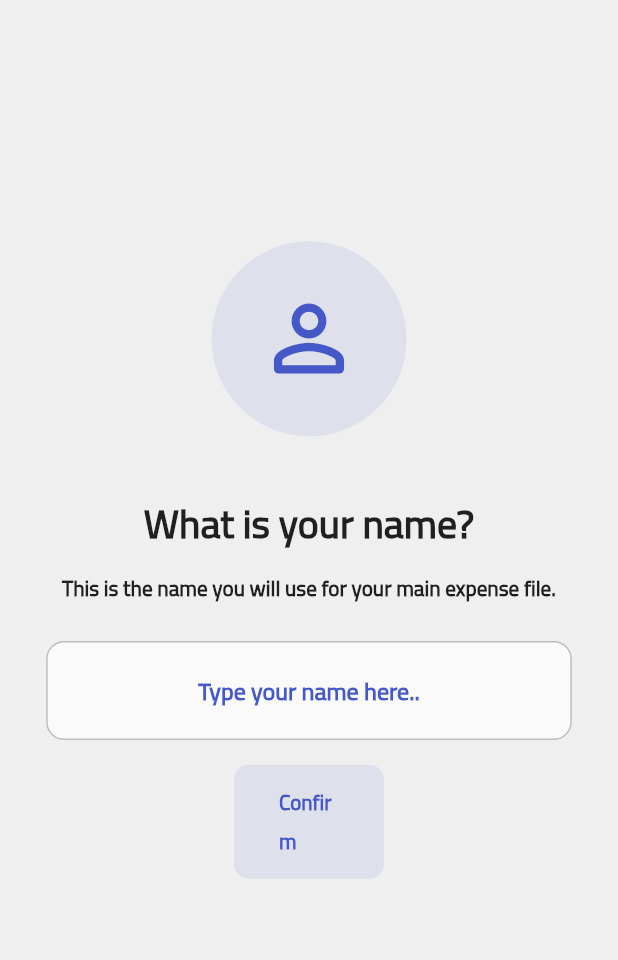
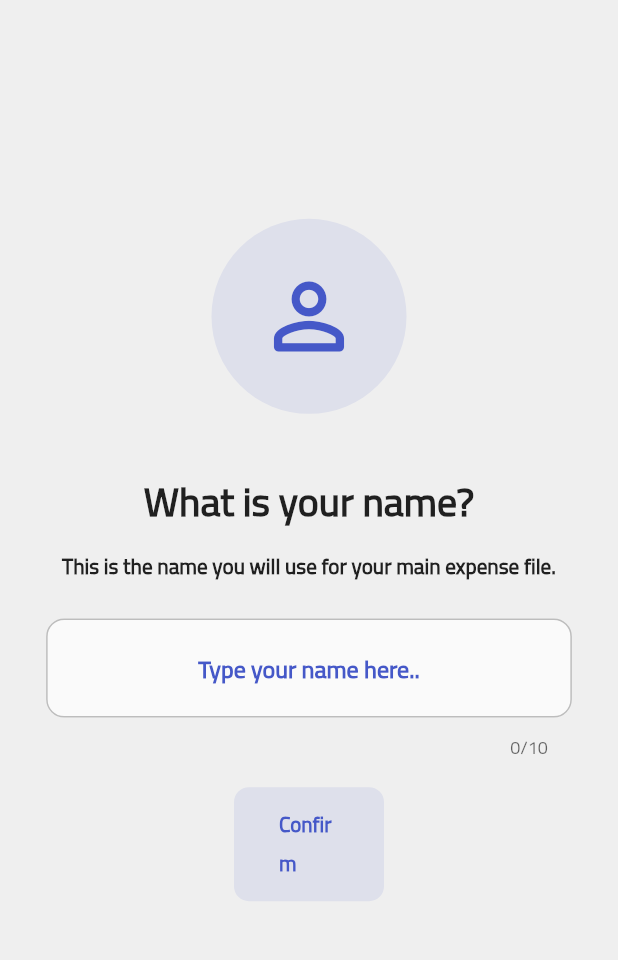
Before and after one commit to bavlysafwatt/Spendly, a Flutter app: the screen it shows after launch, on a phone screen of 412 x 824 dp, the part 67-1027 px from its top. Run offline on Flutter 3.47's test engine with Material 3 defaults, Android fonts, the light colour scheme and no system bars; drawn by our look-alikes of overlay_support; our stand-ins replace bloc, flutter_bloc, flutter_slidable, font_awesome_flutter, get_it, hive and 2 more; accounts and stored records are empty.

Commit message:
adding delete profile feature

```diff
--- a/lib/core/widgets/add_profile_dialog.dart
+++ b/lib/core/widgets/add_profile_dialog.dart
@@ -32,7 +32,8 @@ class AddProfileDialog extends StatelessWidget {
             ),
           ),
           SizedBox(height: responsiveSpacing(context, 10)),
-          CustomTextField(controller: controller, hint: "Profile name.."),
+          CustomTextField(
+              controller: controller, hint: "Profile name..", maxLength: 10),
           SizedBox(height: responsiveSpacing(context, 20)),
           Row(
             mainAxisAlignment: MainAxisAlignment.spaceEvenly,
--- a/lib/core/widgets/confirm_dialog.dart
+++ b/lib/core/widgets/confirm_dialog.dart
@@ -2,9 +2,10 @@ import 'package:flutter/material.dart';
 import 'package:spendly/constants/constants.dart';
 
 class ConfirmDialog extends StatelessWidget {
-  const ConfirmDialog({super.key, required this.onTap});
+  const ConfirmDialog({super.key, required this.onTap, required this.message});
 
   final void Function() onTap;
+  final String message;
 
   @override
   Widget build(BuildContext context) {
@@ -19,7 +20,7 @@ class ConfirmDialog extends StatelessWidget {
         mainAxisSize: MainAxisSize.min,
         children: [
           Text(
-            "Are you sure you want to clear the history of expenses?",
+            message,
             textAlign: TextAlign.center,
             style: TextStyle(
               fontWeight: FontWeight.bold,
--- a/lib/core/widgets/custom_text_field.dart
+++ b/lib/core/widgets/custom_text_field.dart
@@ -1,23 +1,27 @@
 import 'package:flutter/material.dart';
 
 class CustomTextField extends StatelessWidget {
-  const CustomTextField(
-      {super.key,
-      required this.controller,
-      required this.hint,
-      this.keyboardType,
-      this.textAlign,
-      this.textColor = Colors.black});
+  const CustomTextField({
+    super.key,
+    required this.controller,
+    required this.hint,
+    this.keyboardType,
+    this.textAlign,
+    this.textColor = Colors.black,
+    this.maxLength,
+  });
 
   final TextEditingController controller;
   final String hint;
   final TextInputType? keyboardType;
   final TextAlign? textAlign;
   final Color? textColor;
+  final int? maxLength;
 
   @override
   Widget build(BuildContext context) {
     return TextField(
+      maxLength: maxLength,
       textAlign: textAlign ?? TextAlign.start,
       keyboardType: keyboardType,
       controller: controller,
--- a/lib/core/widgets/introduction_page.dart
+++ b/lib/core/widgets/introduction_page.dart
@@ -80,6 +80,7 @@ class IntroductionPage extends StatelessWidget {
                           hint: "Type your name here..",
                           textAlign: TextAlign.center,
                           textColor: primaryColor,
+                          maxLength: 10,
                         ),
                         SizedBox(height: responsiveSpacing(context, 15)),
                         CustomButton(
```
Also changed, not shown: lib/core/util/database.dart (+18 -0 lines), lib/core/widgets/custom_drawer.dart (+54 -10 lines), lib/pages/expenses/expenses_page.dart (+5 -2 lines).
